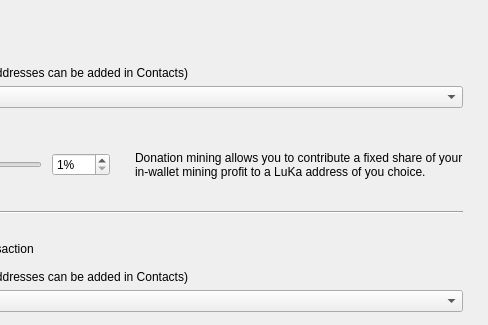
First picture: the form in src/Gui/Options/DonationOptionsFrame.ui, repository Lonero-Team/Lonero-Wallet-2.0, before the edit; both pictures show x 213 to 701 and y 0 to 325 of the 701 by 540 pixel window.
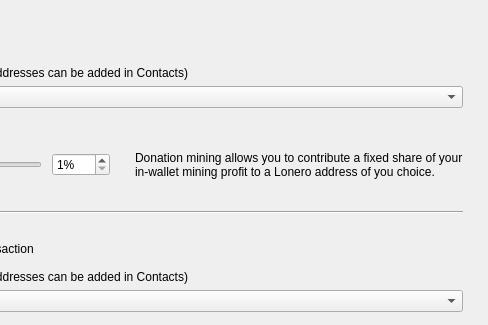
Second picture: the form after the edit. Custom widgets are drawn as their Qt base class.

What changed in the file:
```diff
--- a/src/Gui/Options/DonationOptionsFrame.ui
+++ b/src/Gui/Options/DonationOptionsFrame.ui
@@ -161,7 +161,7 @@
          </size>
         </property>
         <property name="text">
-         <string>Donation mining allows you to contribute a fixed share of your in-wallet mining profit to a LuKa address of you choice.</string>
+         <string>Donation mining allows you to contribute a fixed share of your in-wallet mining profit to a Lonero address of you choice.</string>
         </property>
         <property name="wordWrap">
          <bool>true</bool>
```
